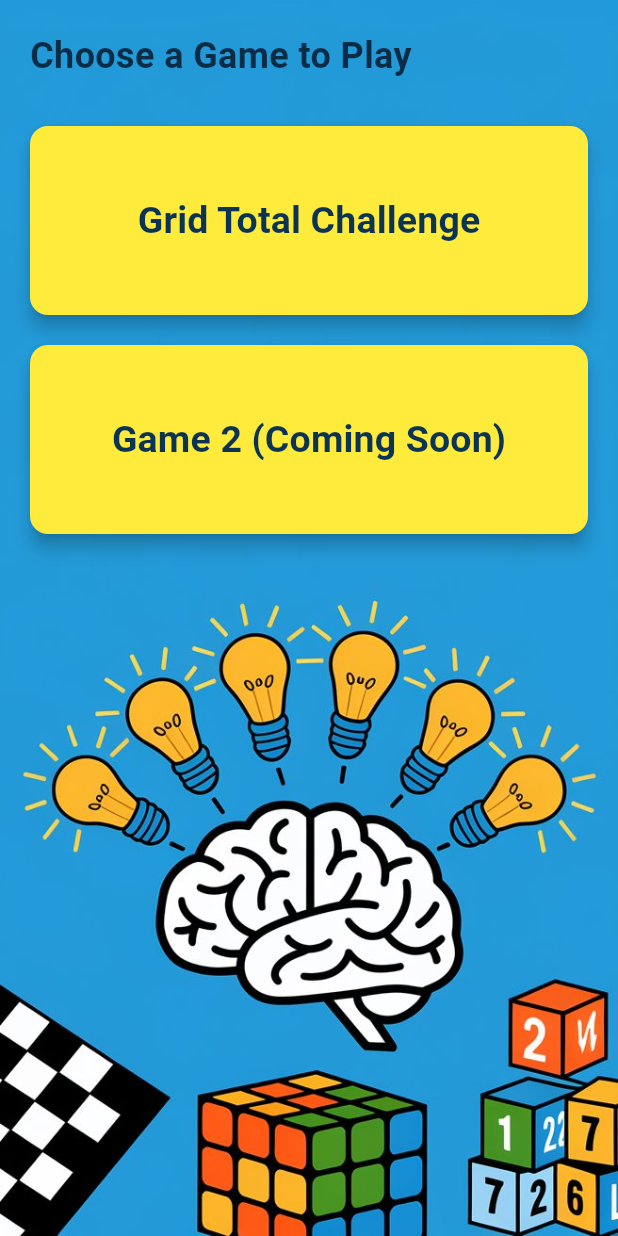
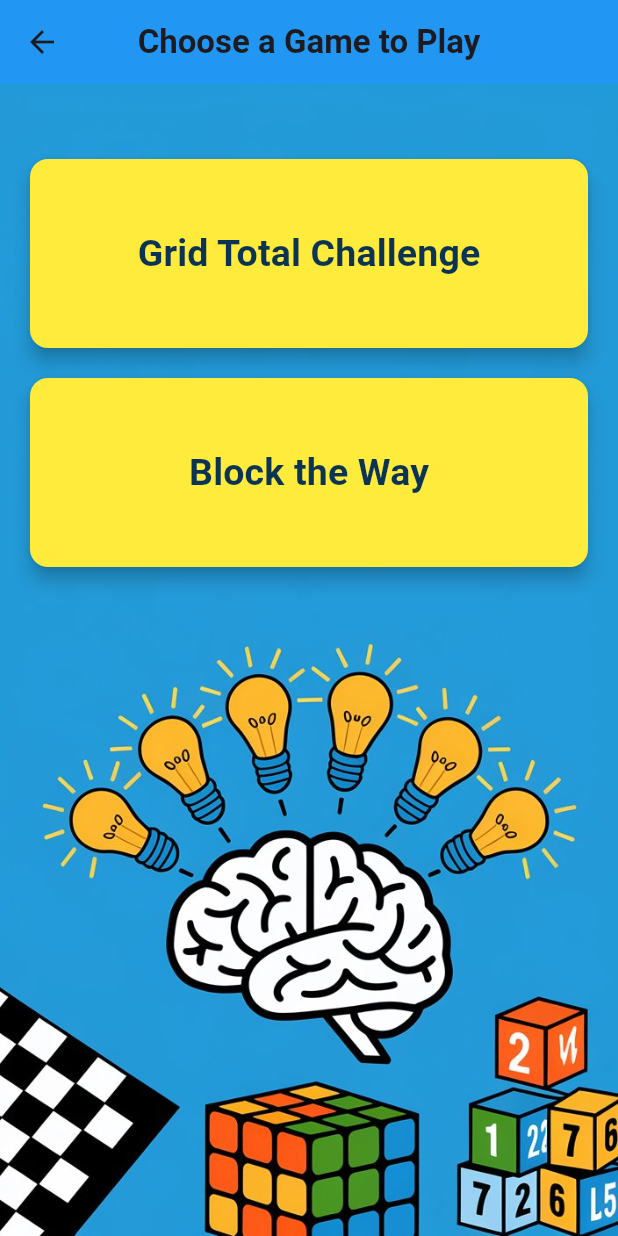
Before and after one commit to AbdulMunam-2002/Brain-Booster-Game, a Flutter app: the screen it shows after launch, after a tap on "Start", on a phone screen of 412 x 824 dp. Run offline on Flutter 3.47's test engine with Material 3 defaults, Android fonts, the phone set to English and light mode, and no system bars.

```diff
--- a/lib/screens/game_selection_screen.dart
+++ b/lib/screens/game_selection_screen.dart
@@ -1,5 +1,6 @@
 import 'package:flutter/material.dart';
 import '../games/grid_total_challenge/grid_total_challenge.dart';
+import '../games/block_the_way/block_the_way.dart'; // Import BlockTheWay game
 
 class GameSelectionScreen extends StatelessWidget {
   const GameSelectionScreen({super.key});
@@ -7,13 +8,24 @@ class GameSelectionScreen extends StatelessWidget {
   @override
   Widget build(BuildContext context) {
     return Scaffold(
+      appBar: AppBar(
+        title: const Text(
+          'Choose a Game to Play',
+          style: TextStyle(
+            fontWeight: FontWeight.bold,
+          ),
+        ),
+        centerTitle: true,
+        backgroundColor: Colors.blue,
+        elevation: 0,
+      ),
       body: Stack(
         children: [
           // Background image
           Positioned.fill(
             child: Image.asset(
               'assets/images/bg5.jpeg', // Replace with your image path
-              fit: BoxFit.cover, // Adjust image fit as needed
+              fit: BoxFit.cover,
             ),
           ),
           // Content over the background image
@@ -23,14 +35,6 @@ class GameSelectionScreen extends StatelessWidget {
               crossAxisAlignment: CrossAxisAlignment.stretch,
               mainAxisAlignment: MainAxisAlignment.start,
               children: [
-                const Text(
-                  'Choose a Game to Play',
-                  style: TextStyle(
-                    fontSize: 24,
-                    fontWeight: FontWeight.bold,
-                    color: Color.fromARGB(255, 10, 44, 71),
-                  ),
-                ),
                 const SizedBox(height: 30),
                 GameButton(
                   gameName: 'Grid Total Challenge',
@@ -38,29 +42,22 @@ class GameSelectionScreen extends StatelessWidget {
                     // Navigate to Grid Total Challenge game screen
                     Navigator.push(
                       context,
-                      MaterialPageRoute(builder: (context) => GridTotalChallenge()),
+                      MaterialPageRoute(
+                        builder: (context) => const GridTotalChallenge(),
+                      ),
                     );
                   },
                 ),
                 const SizedBox(height: 20),
                 GameButton(
-                  gameName: 'Game 2 (Coming Soon)',
+                  gameName: 'Block the Way',
                   onTap: () {
-                    // Placeholder for the second game
-                    showDialog(
-                      context: context,
-                      builder: (context) {
-                        return AlertDialog(
-                          title: const Text('Coming Soon'),
-                          content: const Text('This game will be available soon.'),
-                          actions: [
-                            TextButton(
-                              onPressed: () => Navigator.pop(context),
-                              child: const Text('OK'),
-                            ),
-                          ],
-                        );
-                      },
+                    // Navigate to Block the Way game screen
+                    Navigator.push(
+                      context,
+                      MaterialPageRoute(
+                        builder: (context) => const BlockTheWayGame(), // Use BlockTheWay widget
+                      ),
                     );
                   },
                 ),
@@ -96,7 +93,7 @@ class GameButton extends StatelessWidget {
         style: const TextStyle(
           fontSize: 25,
           fontWeight: FontWeight.bold,
-          color: Color.fromARGB(255, 11, 51, 84), // Set the text color to white
+          color: Color.fromARGB(255, 11, 51, 84),
         ),
       ),
     );
--- a/lib/screens/splash_screen.dart
+++ b/lib/screens/splash_screen.dart
@@ -16,7 +16,7 @@ class SplashScreen extends StatelessWidget {
 
     return Scaffold(
       body: Container(
-       // color: Colors.blueAccent, // Set your desired background color
+        color: Colors.white, // Optional background color
         child: Center(
           child: Column(
             mainAxisAlignment: MainAxisAlignment.center,
@@ -36,6 +36,12 @@ class SplashScreen extends StatelessWidget {
                   color: Color.fromARGB(255, 10, 43, 70), // Text color for contrast
                 ),
               ),
+              const SizedBox(height: 20),
+              // Add a loading bar
+              const CircularProgressIndicator(
+                color: Color.fromARGB(255, 10, 43, 70), // Customize the loading bar color
+                strokeWidth: 4, // Thickness of the loader
+              ),
             ],
           ),
         ),
```
Also changed, not shown: lib/games/block_the_way/block_the_way.dart (added, +83 -0 lines), lib/games/grid_total_challenge/grid_total_challenge.dart (+76 -14 lines).
